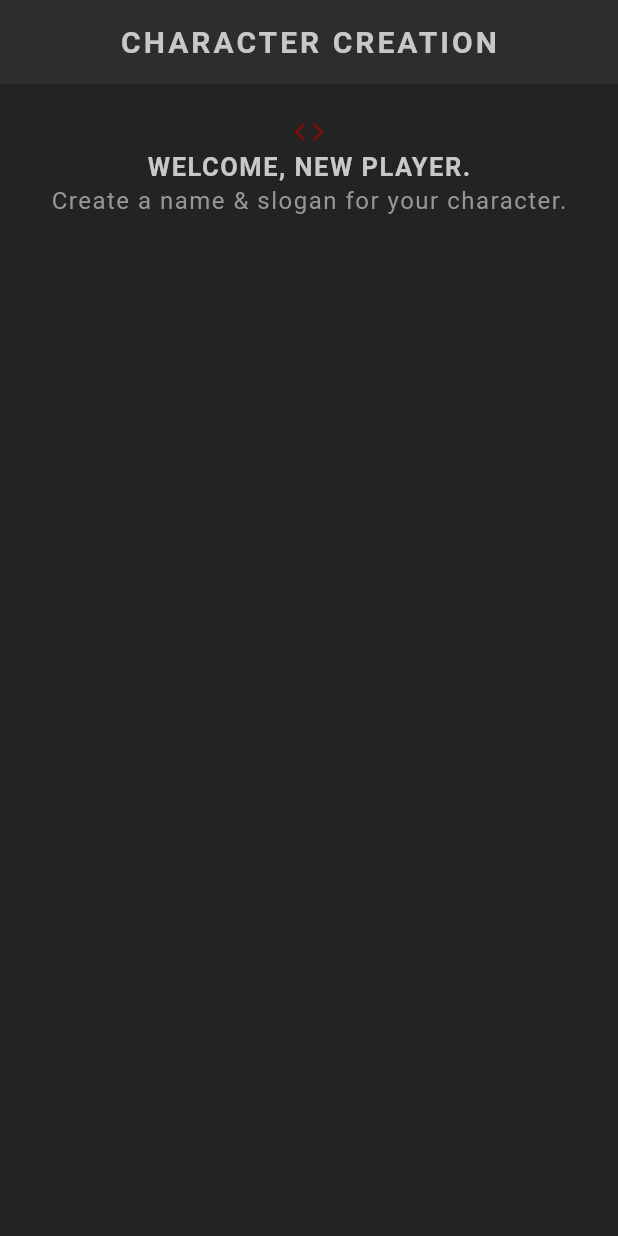
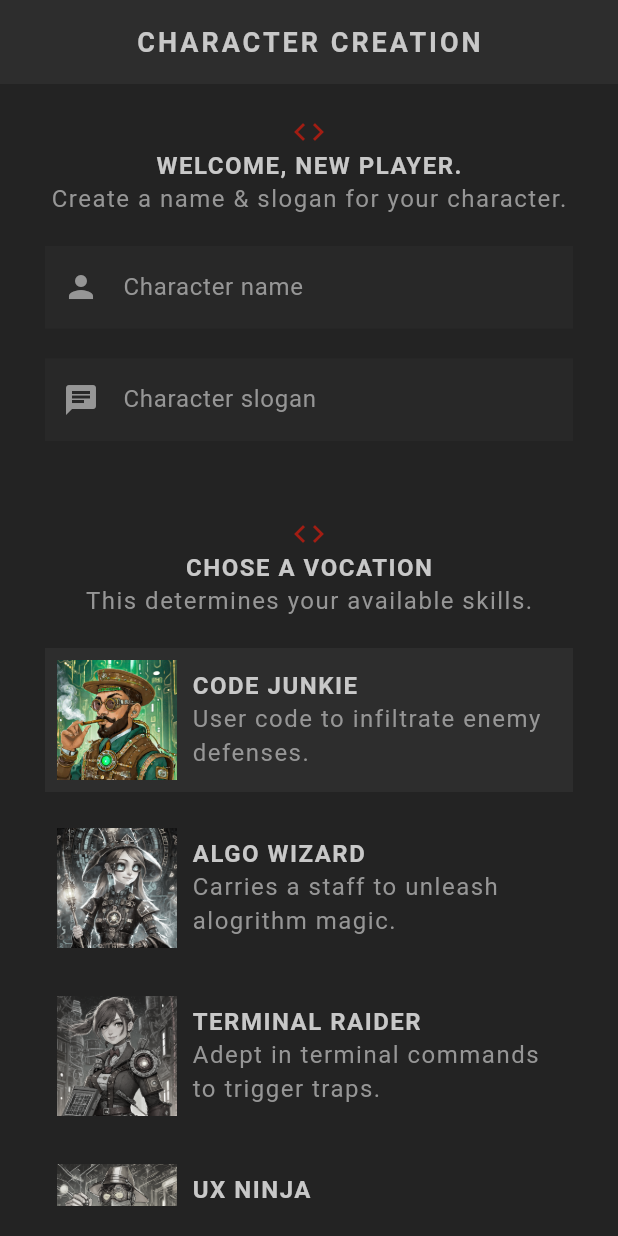
Before and after one commit to aimable0/flutter_rpg, a Flutter app: the screen it shows after launch, on a phone screen of 412 x 824 dp. Run offline on Flutter 3.47's test engine with Material 3 defaults, Android fonts, the phone set to English and light mode, and no system bars; our stand-ins replace google_fonts; Roboto replaces fonts that are missing (Kanit).

Commit message:
more flutter

```diff
--- a/lib/main.dart
+++ b/lib/main.dart
@@ -1,26 +1,25 @@
 import 'package:flutter/material.dart';
-import 'package:flutter_rpg/screens/create.dart';
+import 'package:flutter_rpg/screens/create/create.dart';
 import 'package:flutter_rpg/screens/home/home.dart';
+import 'package:flutter_rpg/shared/styled_text.dart';
 import 'package:flutter_rpg/theme.dart';
 
 void main() {
-  runApp(MaterialApp(
-    theme: primarytheme,
-    home: Create(),
-  ));
+  runApp(MaterialApp(theme: primarytheme, home: Create()));
 }
 
-// class Sandbox extends StatelessWidget {
-//   const Sandbox({super.key});
+class Sandbox extends StatelessWidget {
+  const Sandbox({super.key});
 
-//   @override
-//   Widget build(BuildContext context) {
-//     return Scaffold(
-//       appBar: AppBar(
-//         title: Text('Sandbox'),
-//         backgroundColor: Colors.grey,
-//       ),
-//       body: const Text('Sandbox'),
-//     );
-//   }
-// }
+  @override
+  Widget build(BuildContext context) {
+    return Scaffold(
+      appBar: AppBar(
+        title: StyledHeading('Sandbox'),
+        backgroundColor: const Color.fromARGB(255, 68, 68, 68),
+      ),
+      body: Text('Sandbox'),
+
+    );
+  }
+}
--- a/lib/screens/create.dart
+++ /dev/null
@@ -1,38 +0,0 @@
-import 'package:flutter/material.dart';
-import 'package:flutter_rpg/shared/styled_text.dart';
-import 'package:flutter_rpg/theme.dart';
-
-class Create extends StatefulWidget {
-  const Create({super.key});
-
-  @override
-  State<Create> createState() => _CreateState();
-}
-
-class _CreateState extends State<Create> {
-  @override
-  Widget build(BuildContext context) {
-    return Scaffold(
-      appBar: AppBar(
-        title: StyledTitle('character creation'),
-      ),
-      body: Container(
-        padding: EdgeInsets.symmetric(horizontal: 10, vertical: 20),
-        child: Column(
-          children: [
-            Center(
-              child: Icon(Icons.code, color: AppColors.primaryAccent,),
-            ),
-            Center(
-              child: StyledHeading('welcome, new player.'),
-            ),
-            Center(
-              child: StyledText('Create a name & slogan for your character.'),
-            ),
-            SizedBox(width: 20,)
-          ],
-        ),
-      ),
-    );
-  }
-}
--- /dev/null
+++ b/lib/screens/create/create.dart
@@ -0,0 +1,154 @@
+import 'package:flutter/material.dart';
+import 'package:flutter_rpg/models/character.dart';
+import 'package:flutter_rpg/models/vocation.dart';
+import 'package:flutter_rpg/screens/create/vocation_card.dart';
+import 'package:flutter_rpg/shared/styled_button.dart';
+import 'package:flutter_rpg/shared/styled_text.dart';
+import 'package:flutter_rpg/theme.dart';
+import 'package:google_fonts/google_fonts.dart';
+import 'package:uuid/uuid.dart';
+
+var uuid = const Uuid();
+
+class Create extends StatefulWidget {
+  const Create({super.key});
+
+  @override
+  State<Create> createState() => _CreateState();
+}
+
+class _CreateState extends State<Create> {
+  // let's add some controllers to track the user's input
+  final _nameController = TextEditingController();
+  final _sloganController = TextEditingController();
+
+  @override
+  void dispose() {
+    // throw it; if we don't need it (like if we are not on that page)
+    _nameController.dispose();
+    _sloganController.dispose();
+    super.dispose();
+  }
+
+  // handling selected vocation
+  Vocation selectedVocation = Vocation.junkie; // default vocation
+
+  void updateVocation(Vocation vocation) {
+    setState(() {
+      selectedVocation = vocation;
+    });
+  }
+
+  // handling submit
+  void submitHandler() {
+    if (_nameController.text.trim().isEmpty) {
+      // show error
+      return;
+    }
+    if (_sloganController.text.trim().isEmpty) {
+      // show error
+      return;
+    }
+
+    characters.add(
+      Character(
+        id: uuid.v4(),
+        name: _nameController.text.trim(),
+        slogan: _sloganController.text.trim(),
+        vocation: selectedVocation,
+      ),
+    );
+  }
+
+  @override
+  Widget build(BuildContext context) {
+    return Scaffold(
+      appBar: AppBar(
+        title: StyledTitle('character creation'),
+        centerTitle: true,
+      ),
+      body: Container(
+        padding: const EdgeInsets.symmetric(horizontal: 30, vertical: 20),
+        child: SingleChildScrollView(
+          child: Column(
+            children: [
+              Center(child: Icon(Icons.code, color: AppColors.primaryColor)),
+              const Center(child: StyledHeading('welcome, new player.')),
+              const Center(
+                child: StyledText('Create a name & slogan for your character.'),
+              ),
+              SizedBox(height: 20),
+
+              // input
+              TextField(
+                controller: _nameController,
+                style: GoogleFonts.kanit(
+                  textStyle: Theme.of(context).textTheme.bodyMedium,
+                ),
+                cursorColor: AppColors.textColor,
+                decoration: const InputDecoration(
+                  prefixIcon: Icon(Icons.person),
+                  label: Text('Character name'),
+                ),
+              ),
+              SizedBox(height: 20),
+              TextField(
+                controller: _sloganController,
+                cursorColor: AppColors.textColor,
+                style: GoogleFonts.kanit(
+                  textStyle: Theme.of(context).textTheme.bodyMedium,
+                ),
+                decoration: const InputDecoration(
+                  prefixIcon: Icon(Icons.chat),
+                  label: Text("Character slogan"),
+                ),
+              ),
+              SizedBox(height: 50),
+              Center(child: Icon(Icons.code, color: AppColors.primaryColor)),
+              Center(child: StyledHeading('chose a vocation')),
+              Center(
+                child: StyledText('This determines your available skills.'),
+              ),
+
+              SizedBox(height: 20),
+              // vocations here.
+              VocationCard(
+                selected: (selectedVocation == Vocation.junkie),
+                vocation: Vocation.junkie,
+                onTapFunc: updateVocation,
+              ),
+              VocationCard(
+                selected: (selectedVocation == Vocation.wizard),
+                vocation: Vocation.wizard,
+                onTapFunc: updateVocation,
+              ),
+              VocationCard(
+                selected: (selectedVocation == Vocation.raider),
+                vocation: Vocation.raider,
+                onTapFunc: updateVocation,
+              ),
+              VocationCard(
+                selected: (selectedVocation == Vocation.ninja),
+                vocation: Vocation.ninja,
+                onTapFunc: updateVocation,
+              ),
+
+              Center(child: Icon(Icons.code, color: AppColors.primaryColor)),
+              Center(child: StyledHeading('You are good to go!')),
+              Center(
+                child: StyledText('Enjoy your character...'),
+              ),
+              SizedBox(height: 20),
+              Center(
+                child: StyledButton(
+                  onPressed: submitHandler,
+                  child: StyledHeading("Create character"),
+                ),
+              ),
+            ],
+          ),
+        ),
+      ),
+    );
+  }
+}
--- /dev/null
+++ b/lib/screens/create/vocation_card.dart
@@ -0,0 +1,54 @@
+import 'package:flutter/material.dart';
+import 'package:flutter_rpg/models/vocation.dart';
+import 'package:flutter_rpg/shared/styled_text.dart';
+import 'package:flutter_rpg/theme.dart';
+
+class VocationCard extends StatelessWidget {
+  const VocationCard({
+    super.key,
+    required this.vocation,
+    required this.onTapFunc,
+    required this.selected,
+  });
+
+  final Vocation vocation;
+  final Function(Vocation) onTapFunc;
+  final bool selected;
+
+  @override
+  Widget build(BuildContext context) {
+    return GestureDetector(
+      onTap: () {
+        onTapFunc(vocation);
+      },
+      child: Card(
+        color: selected ? AppColors.secondaryColor : Colors.transparent,
+        child: Padding(
+          padding: EdgeInsets.all(8),
+          child: Row(
+            children: [
+              Image.asset(
+                'assets/img/vocations/${vocation.image}',
+                width: 80,
+                colorBlendMode: BlendMode.color,
+                color: selected
+                    ? Colors.transparent
+                    : Colors.black.withOpacity(0.9),
+              ),
+              SizedBox(width: 10),
+              Expanded(
+                child: Column(
+                  crossAxisAlignment: CrossAxisAlignment.start,
+                  children: [
+                    StyledHeading(vocation.title),
+                    StyledText(vocation.description),
+                  ],
+                ),
+              ),
+            ],
+          ),
+        ),
+      ),
+    );
+  }
+}
--- a/lib/theme.dart
+++ b/lib/theme.dart
@@ -1,4 +1,5 @@
 import 'package:flutter/material.dart';
+import 'package:flutter_rpg/shared/styled_text.dart';
 
 class AppColors {
   static Color primaryColor = const Color.fromRGBO(162, 29, 19, 1);
@@ -35,13 +36,13 @@ ThemeData primarytheme = ThemeData(
     ),
     headlineMedium: TextStyle(
       color: AppColors.titleColor,
-      fontSize: 17,
+      fontSize: 16,
       fontWeight: FontWeight.bold,
       letterSpacing: 1,
     ),
     titleMedium: TextStyle(
       color: AppColors.titleColor,
-      fontSize: 20,
+      fontSize: 18,
       letterSpacing: 2,
       fontWeight: FontWeight.bold,
     ),
@@ -54,4 +55,13 @@ ThemeData primarytheme = ThemeData(
     shadowColor: Colors.transparent, // not sure what's happening here
     margin: EdgeInsets.only(bottom: 16),
   ),
+
+  // input data them
+  inputDecorationTheme: InputDecorationTheme(
+    filled: true,
+    fillColor: AppColors.secondaryColor.withOpacity(0.5),
+    border: InputBorder.none,
+    prefixIconColor: AppColors.textColor,
+    labelStyle: TextStyle(color: AppColors.textColor),
+  ),
 );
--- a/pubspec.yaml
+++ b/pubspec.yaml
@@ -35,6 +35,7 @@ dependencies:
   # Use with the CupertinoIcons class for iOS style icons.
   cupertino_icons: ^1.0.8
   google_fonts: ^6.3.1
+  uuid: ^4.5.1
 
 dev_dependencies:
   flutter_test:
```
Also changed, not shown: assets/img/vocations/avatar.jpg (added), pubspec.lock, 1 other file.
